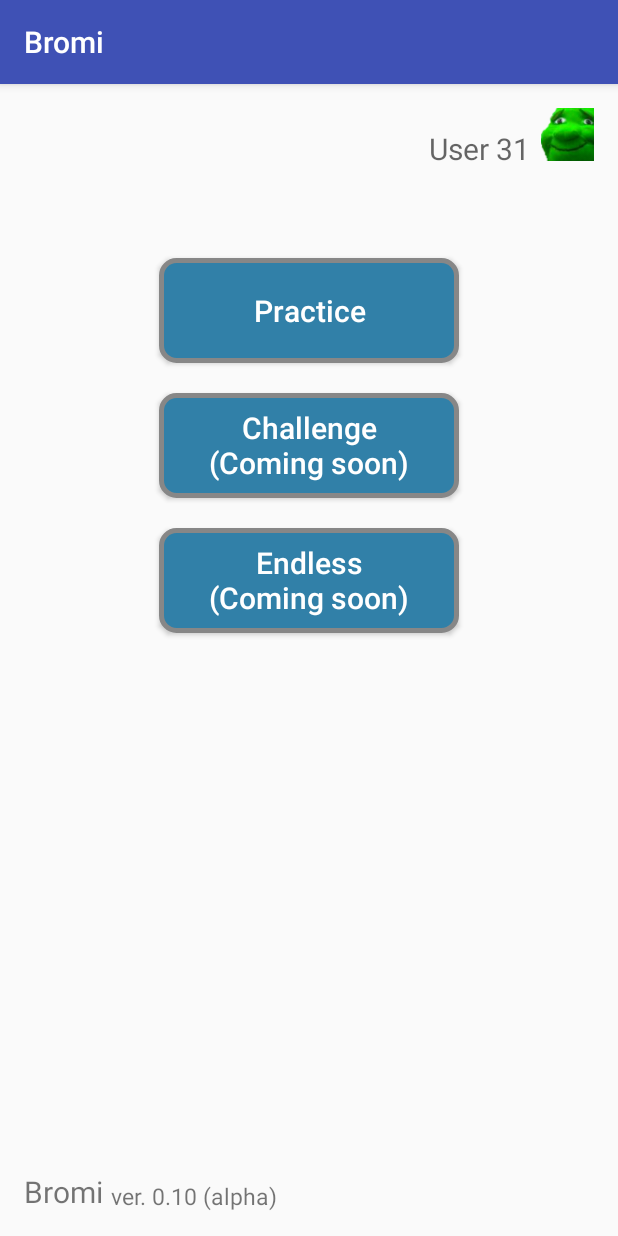
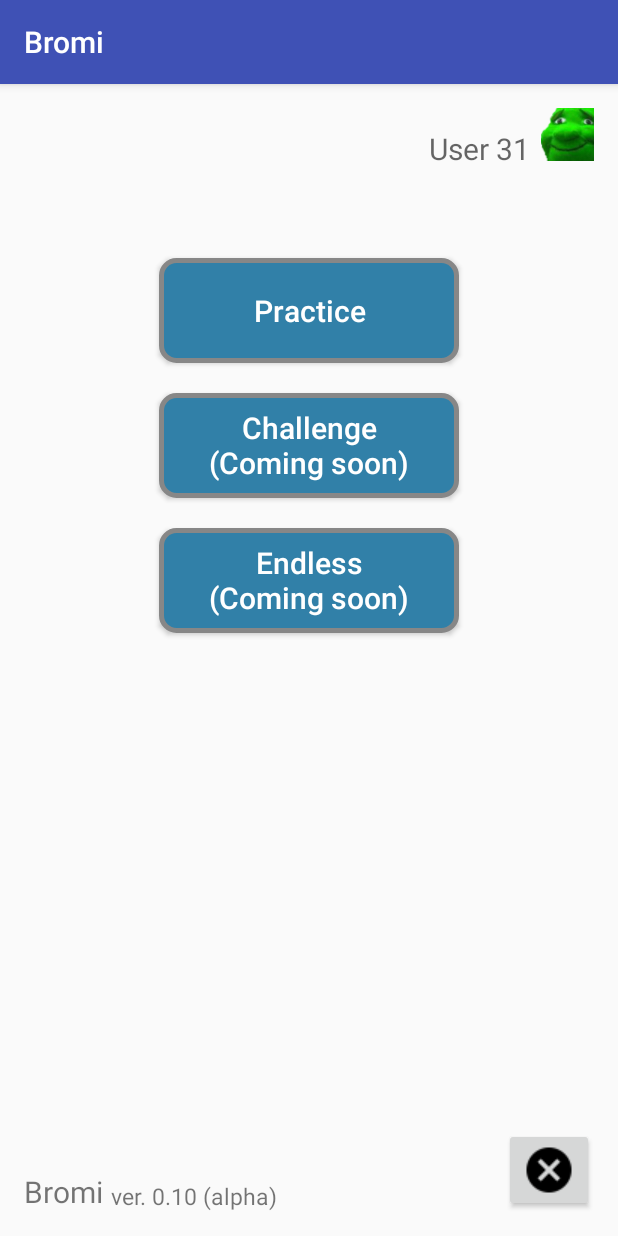
Before and after one commit to I4-Projektseminar-HHU-2016/seminar-project-xayfuu, an Android app: the MainMenuActivity screen opened directly, with no data from a screen before it, on a phone screen of 412 x 824 dp. Run offline under Robolectric (Android 15) with nearby library versions, the phone set to English and light mode, and no system bars; 1 statement that could not run was skipped.

Commit message:
Cleanups, added returnToStartScreen button on main menu

```diff
--- a/Bromi/app/src/main/java/com/bromi/Activities/CreateProfileActivity.java
+++ b/Bromi/app/src/main/java/com/bromi/Activities/CreateProfileActivity.java
@@ -1,6 +1,5 @@
 package com.bromi.Activities;
 
-import android.app.Dialog;
 import android.content.Context;
 import android.content.DialogInterface;
 import android.content.Intent;
--- a/Bromi/app/src/main/java/com/bromi/Activities/CreateProfileInfoActivity.java
+++ b/Bromi/app/src/main/java/com/bromi/Activities/CreateProfileInfoActivity.java
@@ -5,7 +5,6 @@ import android.support.v7.app.AppCompatActivity;
 import android.os.Bundle;
 import android.view.View;
 
-import com.bromi.Activities.CreateProfileActivity;
 import com.bromi.R;
 
 public class CreateProfileInfoActivity extends AppCompatActivity {
--- a/Bromi/app/src/main/java/com/bromi/Activities/PracticeLevelActivity.java
+++ b/Bromi/app/src/main/java/com/bromi/Activities/PracticeLevelActivity.java
@@ -5,7 +5,6 @@ import android.content.Intent;
 import android.support.v7.app.AlertDialog;
 import android.support.v7.app.AppCompatActivity;
 import android.os.Bundle;
-import android.util.TypedValue;
 import android.view.View;
 import android.view.animation.Animation;
 import android.view.animation.AnimationUtils;
--- a/Bromi/app/src/main/java/com/bromi/Activities/PracticeLevelSelectActivity.java
+++ b/Bromi/app/src/main/java/com/bromi/Activities/PracticeLevelSelectActivity.java
@@ -13,8 +13,6 @@ import android.widget.TextView;
 import com.bromi.R;
 import com.bromi.util.constants;
 import com.bromi.util.methods;
-
-import org.w3c.dom.Text;
 
 import java.util.HashMap;
 
--- a/Bromi/app/src/main/java/com/bromi/Activities/StartScreenActivity.java
+++ b/Bromi/app/src/main/java/com/bromi/Activities/StartScreenActivity.java
@@ -5,8 +5,6 @@ import android.support.v7.app.AppCompatActivity;
 import android.os.Bundle;
 import android.view.View;
 
-import com.bromi.Activities.CreateProfileInfoActivity;
-import com.bromi.Activities.LogInActivity;
 import com.bromi.R;
 
 public class StartScreenActivity extends AppCompatActivity {
--- a/Bromi/app/src/main/java/com/bromi/Custom/ExperienceBar.java
+++ b/Bromi/app/src/main/java/com/bromi/Custom/ExperienceBar.java
@@ -4,7 +4,6 @@ import android.content.Context;
 import android.graphics.Canvas;
 import android.graphics.Color;
 import android.graphics.Paint;
-import android.graphics.Rect;
 import android.graphics.RectF;
 import android.util.AttributeSet;
 import android.view.View;
--- a/Bromi/app/src/main/java/com/bromi/util/methods.java
+++ b/Bromi/app/src/main/java/com/bromi/util/methods.java
@@ -2,14 +2,11 @@ package com.bromi.util;
 
 import android.content.Context;
 import android.content.Intent;
-import android.content.res.AssetManager;
 import android.widget.Toast;
 
 import com.bromi.Activities.MainMenuActivity;
-import com.bromi.Activities.PracticeLevelActivity;
 import com.bromi.Activities.PracticeLevelSelectActivity;
 import com.bromi.R;
-import com.bromi.db.LanguageLevelData;
 
 import org.json.JSONArray;
 import org.json.JSONException;
@@ -17,7 +14,6 @@ import org.json.JSONObject;
 
 import java.io.FileInputStream;
 import java.io.IOException;
-import java.io.InputStream;
 import java.util.HashMap;
 import java.util.Iterator;
 
--- a/Bromi/app/src/main/res/layout/activity_main_menu.xml
+++ b/Bromi/app/src/main/res/layout/activity_main_menu.xml
@@ -106,4 +106,17 @@
         android:layout_alignParentEnd="true"
         android:clickable="true" />
 
+    <Button
+        style="?android:attr/buttonStyleSmall"
+        android:layout_width="wrap_content"
+        android:layout_height="wrap_content"
+        android:text=""
+        android:id="@+id/return_to_start_screen"
+        android:drawableStart="@drawable/ic_cancel_black_24dp"
+        android:drawableLeft="@drawable/ic_cancel_black_24dp"
+        android:onClick="returnToStartScreen"
+        android:layout_alignParentBottom="true"
+        android:layout_alignParentRight="true"
+        android:layout_alignParentEnd="true" />
+
 </RelativeLayout>
```
Also changed, not shown: Bromi/app/src/main/java/com/bromi/Activities/LogInActivity.java (+7 -5 lines), Bromi/app/src/main/java/com/bromi/Activities/MainMenuActivity.java (+8 -3 lines), Bromi/app/src/main/res/drawable/default_avatar.png.
